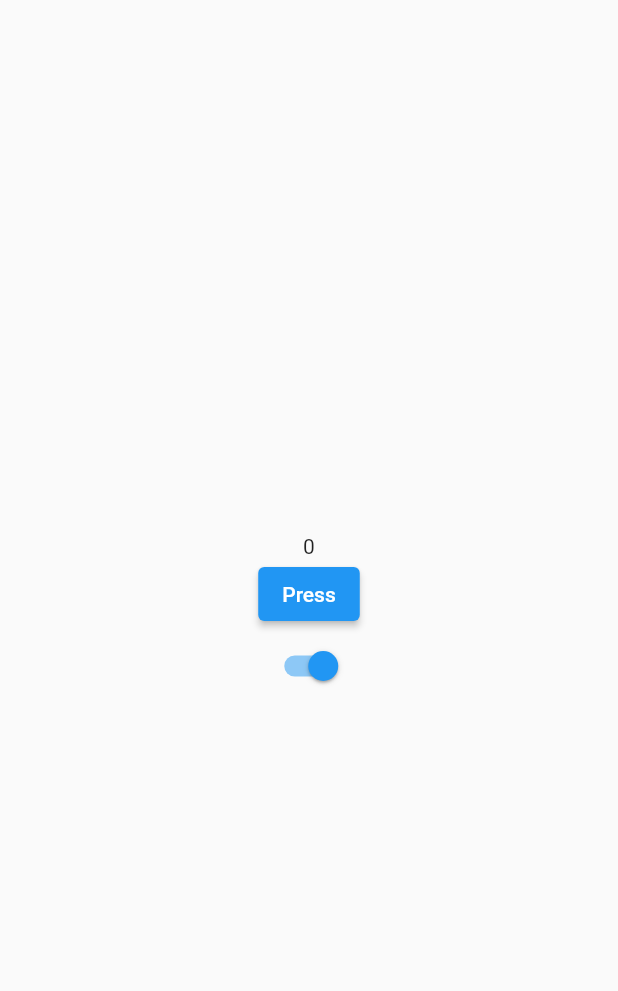
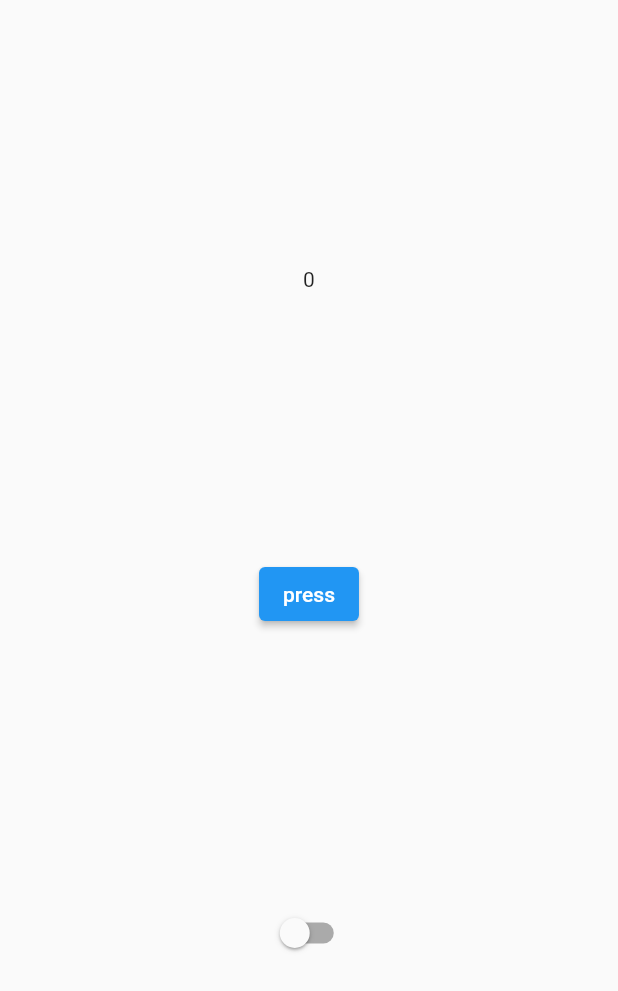
Before and after one commit to MuaazShafi/getx, a Flutter app: the screen it shows after launch, on a phone screen of 412 x 824 dp. Shown: the top 991 px of the screen. Run offline on Flutter 3.47's test engine with Material 2 defaults, Android fonts, the phone set to English and light mode, and no system bars; our stand-ins replace get.

Commit message:
get builder

```diff
--- /dev/null
+++ b/lib/controller_xyz.dart
@@ -0,0 +1,17 @@
+import 'package:get/get.dart';
+
+class XYZ extends GetxController {
+  int count = 0;
+
+  bool switchValue = false;
+
+  incre() {
+    count++;
+    update();
+  }
+
+  switchMethod(value) {
+    switchValue = value;
+    update();
+  }
+}
--- a/lib/main.dart
+++ b/lib/main.dart
@@ -1,5 +1,6 @@
 import 'package:flutter/material.dart';
 import 'package:get/get.dart';
+import 'package:getx/screen_get_builder.dart';
 import 'package:getx/screen_home.dart';
 
 void main() {
@@ -13,7 +14,7 @@ class MyApp extends StatelessWidget {
   Widget build(BuildContext context) {
     return GetMaterialApp(
       title: 'Flutter Demo',
-      home: ScreenHome(),
+      home: ScreenGetBuilder(),
     );
   }
 }
--- /dev/null
+++ b/lib/screen_get_builder.dart
@@ -0,0 +1,43 @@
+import 'package:flutter/material.dart';
+import 'package:get/get.dart';
+import 'package:getx/controller_xyz.dart';
+
+class ScreenGetBuilder extends StatelessWidget {
+  XYZ controller = Get.put(XYZ());
+
+  @override
+  Widget build(BuildContext context) {
+    print("object");
+    return Scaffold(
+      body: Center(
+        child: Column(
+          mainAxisAlignment: MainAxisAlignment.spaceEvenly,
+          children: [
+            GetBuilder<XYZ>(
+              builder: (controller) {
+                print("123");
+                return Text("${controller.count}");
+              },
+            ),
+            ElevatedButton(
+              onPressed: () {
+                controller.incre();
+              },
+              child: Text("press"),
+            ),
+            GetBuilder<XYZ>(
+              builder: (controller) {
+                return Switch(
+                  value: controller.switchValue,
+                  onChanged: (a) {
+                    controller.switchMethod(a);
+                  },
+                );
+              },
+            )
+          ],
+        ),
+      ),
+    );
+  }
+}
```
